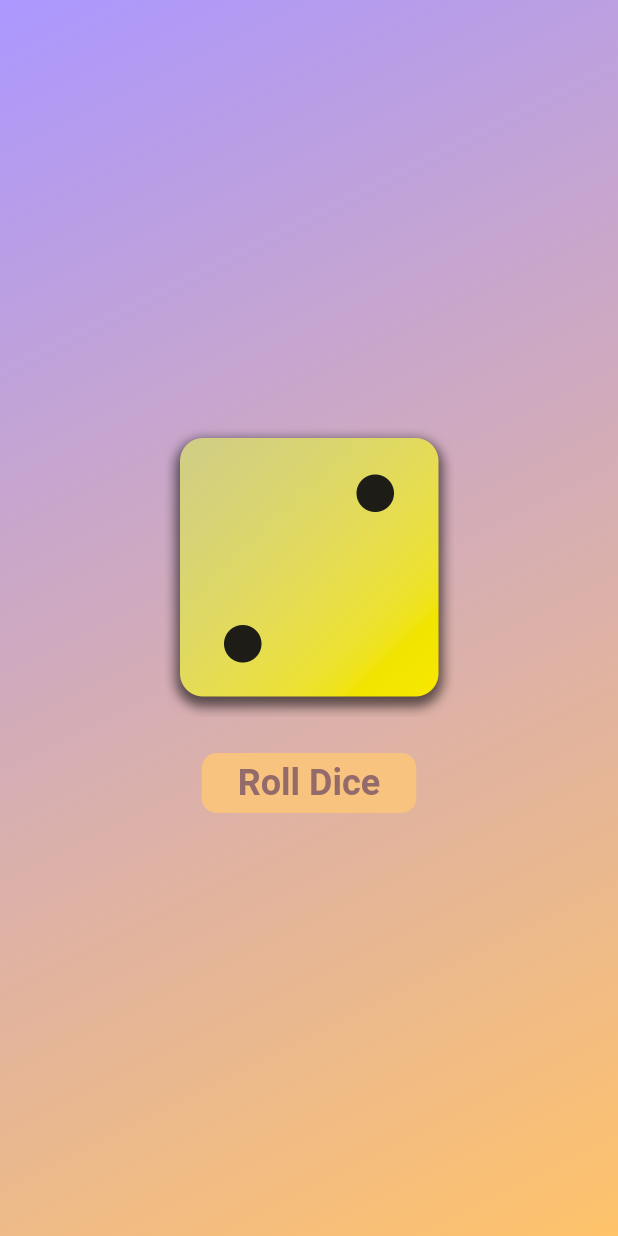
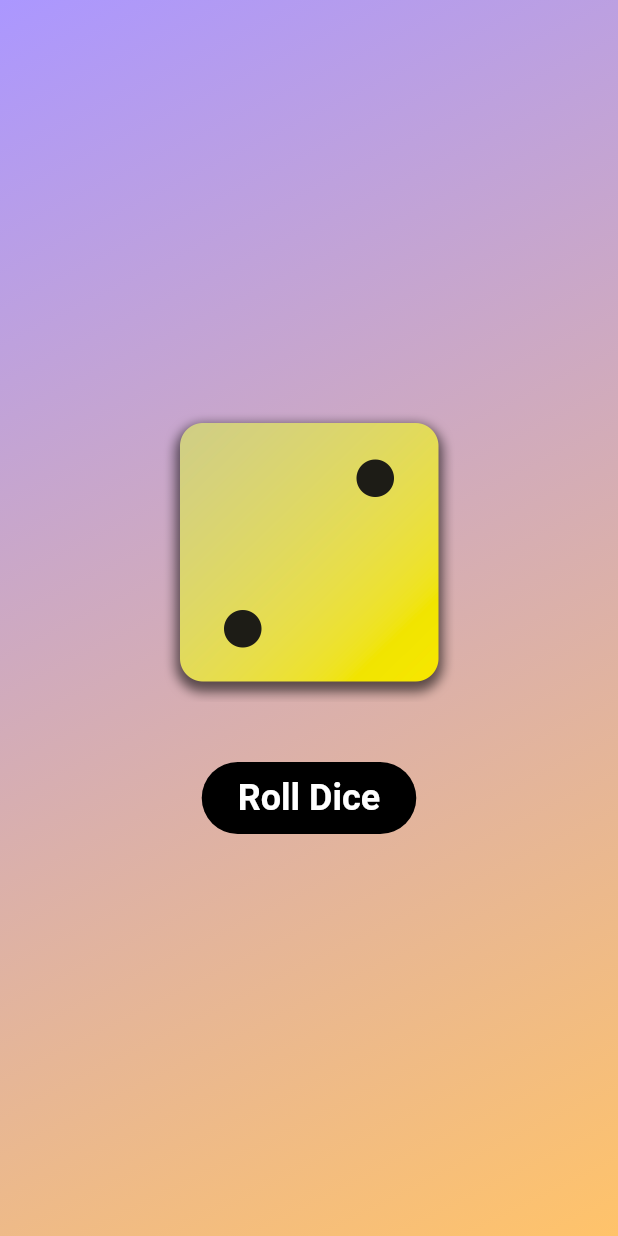
Before and after one commit to LAsurvivor/flutter-dart-app, a Flutter app: the screen it shows after launch, on a phone screen of 412 x 824 dp. Run offline on Flutter 3.47's test engine with Material 3 defaults, Android fonts, the phone set to English and light mode, and no system bars.

Commit message:
mod style

```diff
--- a/lib/dice_roller.dart
+++ b/lib/dice_roller.dart
@@ -33,19 +33,19 @@ class _DiceRollerState extends State<DiceRoller> {
           'assets/images/dice-$currentDiceRoll.png',
           width: 200,
         ),
-        const SizedBox(height: 20),
+        const SizedBox(height: 40),
         TextButton(
           onPressed: rollDice,
           style: TextButton.styleFrom(
             shape: RoundedRectangleBorder(
-              borderRadius: BorderRadius.circular(10),
+              borderRadius: BorderRadius.circular(24),
             ),
             padding: const EdgeInsets.symmetric(
               horizontal: 24,
-              vertical: 5,
+              vertical: 10,
             ),
-            foregroundColor: const Color.fromARGB(255, 147, 107, 107),
-            backgroundColor: const Color.fromARGB(255, 248, 194, 127),
+            foregroundColor: const Color.fromARGB(255, 255, 255, 255),
+            backgroundColor: const Color.fromARGB(255, 0, 0, 0),
             textStyle: const TextStyle(
               fontSize: 24,
               fontWeight: FontWeight.bold,
```
